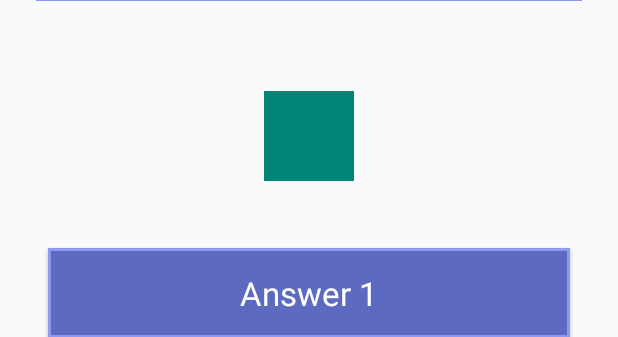
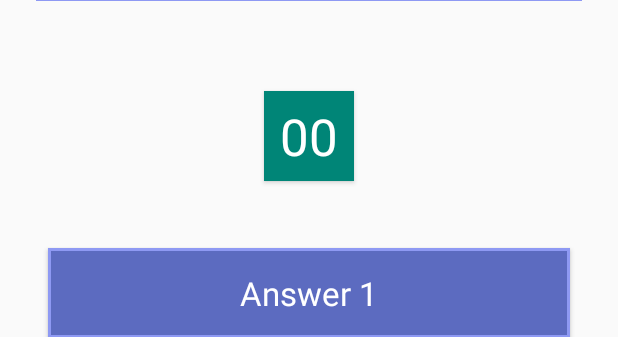
Before and after one commit to djeastm/triple_trivia, an Android app: the layout fragment_stage_run_play_constraints.xml on its own in the app's theme, with its tools: preview values and no code run, on a phone screen of 412 x 824 dp. Shown: the part 326-663 px from the top of the screen. Run offline under Robolectric (Android 15) with nearby library versions, the phone set to English and light mode, and no system bars.

Commit message:
Add timer to stage play button to end stage

```diff
--- a/app/src/main/res/layout/fragment_stage_run_play_constraints.xml
+++ b/app/src/main/res/layout/fragment_stage_run_play_constraints.xml
@@ -29,7 +29,7 @@
         android:background="@drawable/textview_question"
         app:layout_constraintTop_toBottomOf="@+id/app_name_textview"
         app:layout_constraintRight_toRightOf="parent"
-        app:layout_constraintBottom_toTopOf="@+id/correct_box_imageview"
+        app:layout_constraintBottom_toTopOf="@+id/timer_box_button"
         app:layout_constraintLeft_toLeftOf="parent"
         android:layout_marginBottom="8dp"
         android:layout_marginRight="24dp"
@@ -37,11 +37,15 @@
         android:layout_marginTop="16dp"
         />
 
-    <android.support.v7.widget.AppCompatImageView
-        android:id="@+id/correct_box_imageview"
+    <Button
+        android:id="@+id/timer_box_button"
         android:layout_width="60dp"
         android:layout_height="60dp"
+        android:elevation="4dp"
         android:background="?attr/colorAccent"
+        android:text="00"
+        android:textAppearance="@style/TextAppearance.AppCompat.Display1"
+        android:textColor="@color/white"
         app:layout_constraintTop_toBottomOf="@+id/question_textview"
         app:layout_constraintRight_toRightOf="parent"
         app:layout_constraintBottom_toTopOf="@+id/answer_button_1"
@@ -54,7 +58,7 @@
         android:text="@string/answer_button_1"
         android:layout_width="0dp"
         android:layout_height="60dp"
-        app:layout_constraintTop_toBottomOf="@+id/correct_box_imageview"
+        app:layout_constraintTop_toBottomOf="@+id/timer_box_button"
         app:layout_constraintRight_toRightOf="parent"
         app:layout_constraintBottom_toTopOf="@+id/answer_button_2"
         app:layout_constraintLeft_toLeftOf="parent"
```
Also changed, not shown: app/src/main/java/com/davidjeastman/tufftrivia/StageRunFragment.java (+19 -4 lines), app/src/main/res/layout/fragment_stage_run_prepost.xml (+5 -2 lines).
